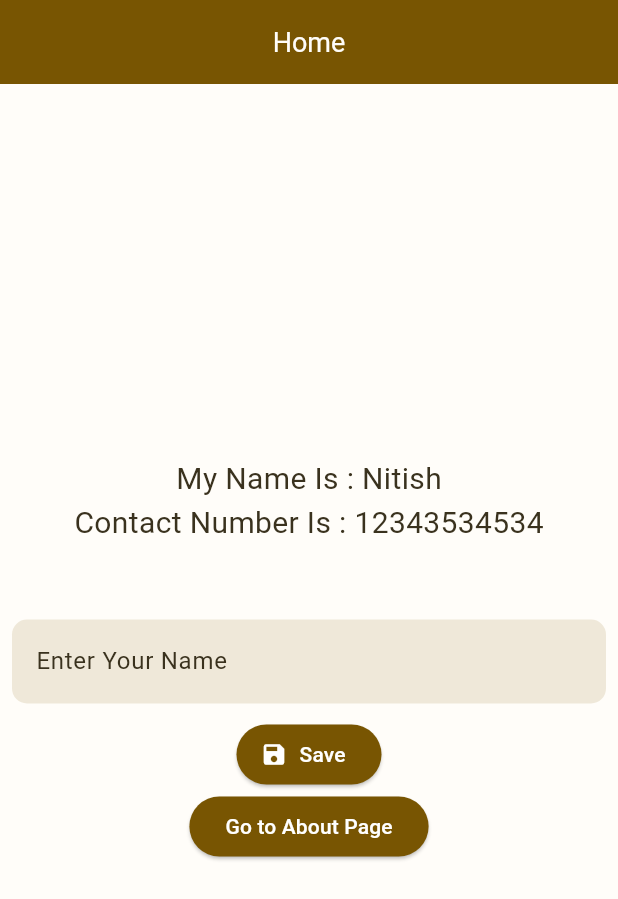
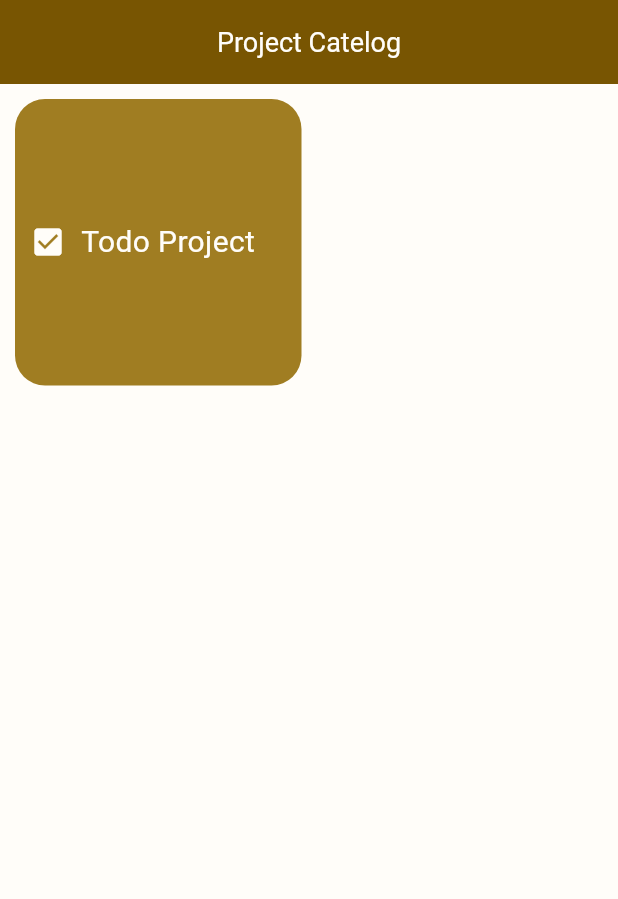
Before and after one commit to Nitishroy-7033/Flutter-Course-Getx-Statemanagement, a Flutter app: the screen it shows after launch, on a phone screen of 412 x 824 dp. Shown: the top 899 px of the screen. Run offline on Flutter 3.47's test engine with Material 3 defaults, Android fonts, the phone set to English and light mode, and no system bars; our stand-ins replace get.

Commit message:
First project ready

```diff
--- /dev/null
+++ b/lib/Catelog.dart
@@ -0,0 +1,79 @@
+import 'package:flutter/material.dart';
+import 'package:get/get.dart';
+import 'package:getx_learning/projects/todo_project/task_page.dart';
+
+class Catelog extends StatelessWidget {
+  const Catelog({super.key});
+
+  @override
+  Widget build(BuildContext context) {
+    return Scaffold(
+      appBar: AppBar(title: Text("Project Catelog")),
+      body: Padding(
+        padding: const EdgeInsets.all(10.0),
+        child: GridView(
+          gridDelegate: SliverGridDelegateWithFixedCrossAxisCount(
+            crossAxisCount: 2,
+            crossAxisSpacing: 10,
+            mainAxisSpacing: 10,
+          ),
+          children: [
+            InkWell(
+              onTap: () {
+                Get.to(TaskPage());
+              },
+              child: Container(
+                padding: EdgeInsets.all(10),
+                decoration: BoxDecoration(
+                  borderRadius: BorderRadius.circular(20),
+                  color: Theme.of(context).colorScheme.primaryContainer,
+                ),
+                child: Row(
+                  children: [
+                    Icon(
+                      Icons.check_box,
+                      color: Theme.of(context).colorScheme.surface,
+                    ),
+                    SizedBox(width: 10),
+                    Text(
+                      "Todo Project",
+
+                      style: TextStyle(
+                        fontSize: 20,
+                        color: Theme.of(context).colorScheme.surface,
+                      ),
+                    ),
+                  ],
+                ),
+              ),
+            ),
+            // Container(
+            //   padding: EdgeInsets.all(10),
+            //   decoration: BoxDecoration(
+            //     borderRadius: BorderRadius.circular(20),
+            //     color: Theme.of(context).colorScheme.primaryContainer,
+            //   ),
+            //   child: Row(
+            //     children: [
+            //       Icon(
+            //         Icons.check_box,
+            //         color: Theme.of(context).colorScheme.surface,
+            //       ),
+            //       SizedBox(width: 10),
+            //       Text(
+            //         "Todo Project",
+
+            //         style: TextStyle(
+            //           fontSize: 20,
+            //           color: Theme.of(context).colorScheme.surface,
+            //         ),
+            //       ),
+            //     ],
+            //   ),
+            // ),
+          ],
+        ),
+      ),
+    );
+  }
+}
--- a/lib/config/app_theme.dart
+++ b/lib/config/app_theme.dart
@@ -11,6 +11,7 @@ var myTheme = ThemeData(
     brightness: Brightness.light,
     primaryContainer: AppColors.primaryContainer,
     secondaryContainer: AppColors.secondaryContainer,
+    onSecondaryContainer: AppColors.onSecondaryContainer,
     onSurface: AppColors.onSurface,
     error: AppColors.error,
     onError: AppColors.onError,
--- a/lib/main.dart
+++ b/lib/main.dart
@@ -1,5 +1,6 @@
 import 'package:flutter/material.dart';
 import 'package:get/get.dart';
+import 'package:getx_learning/Catelog.dart';
 import 'package:getx_learning/config/app_theme.dart';
 import 'package:getx_learning/pages/home_page.dart';
 
@@ -16,7 +17,7 @@ class MyApp extends StatelessWidget {
     return GetMaterialApp(
       title: 'Flutter Demo',
       theme: myTheme,
-      home: HomePage(),
+      home: Catelog(),
     );
   }
 }
```
Also changed, not shown: lib/projects/todo_project/task_controller.dart (added, +62 -0 lines), lib/projects/todo_project/task_page.dart (added, +83 -0 lines).
